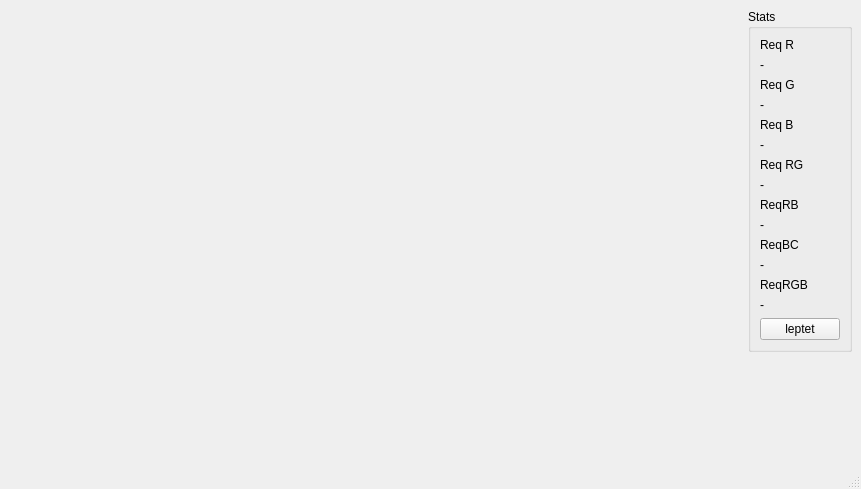
First picture: the form in ProjectMunka/mainwindow.ui, repository Boldeee/Nagybeadando_uj, before the edit.
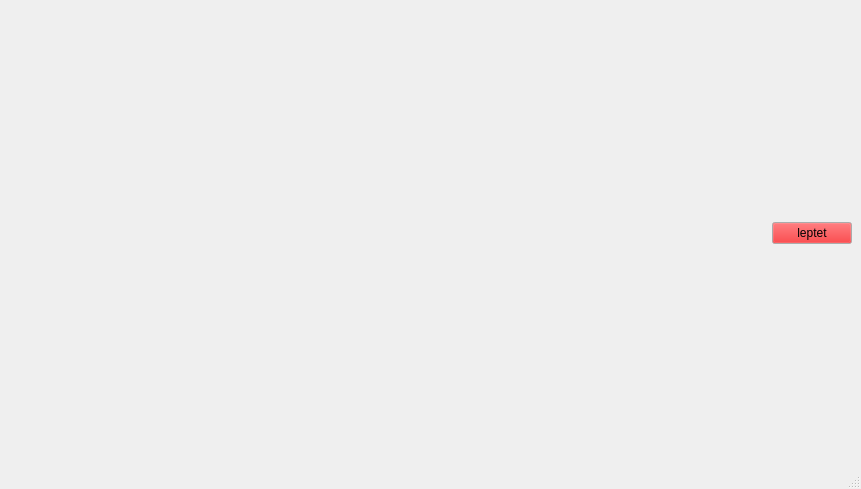
Second picture: the form after the edit.

The edit to the form file:
```diff
--- a/ProjectMunka/mainwindow.ui
+++ b/ProjectMunka/mainwindow.ui
@@ -81,135 +81,52 @@
     <item>
      <layout class="QVBoxLayout" name="verticalLayout_3">
       <item>
-       <widget class="QGroupBox" name="groupBox">
-        <property name="title">
-         <string>Stats</string>
+       <widget class="QPushButton" name="leptetbtn">
+        <property name="palette">
+         <palette>
+          <active>
+           <colorrole role="Button">
+            <brush brushstyle="SolidPattern">
+             <color alpha="255">
+              <red>240</red>
+              <green>0</green>
+              <blue>4</blue>
+             </color>
+            </brush>
+           </colorrole>
+          </active>
+          <inactive>
+           <colorrole role="Button">
+            <brush brushstyle="SolidPattern">
+             <color alpha="255">
+              <red>240</red>
+              <green>0</green>
+              <blue>4</blue>
+             </color>
+            </brush>
+           </colorrole>
+          </inactive>
+          <disabled>
+           <colorrole role="Button">
+            <brush brushstyle="SolidPattern">
+             <color alpha="255">
+              <red>240</red>
+              <green>0</green>
+              <blue>4</blue>
+             </color>
+            </brush>
+           </colorrole>
+          </disabled>
+         </palette>
         </property>
-        <layout class="QVBoxLayout" name="verticalLayout">
-         <item>
-          <widget class="QLabel" name="label_3">
-           <property name="text">
-            <string>Req R</string>
-           </property>
-          </widget>
-         </item>
-         <item>
-          <widget class="QLabel" name="reqR">
-           <property name="text">
-            <string>-</string>
-           </property>
-           <property name="textFormat">
-            <enum>Qt::AutoText</enum>
-           </property>
-          </widget>
-         </item>
-         <item>
-          <widget class="QLabel" name="label_4">
-           <property name="text">
-            <string>Req G</string>
-           </property>
-          </widget>
-         </item>
-         <item>
-          <widget class="QLabel" name="reqG">
-           <property name="text">
-            <string>-</string>
-           </property>
-          </widget>
-         </item>
-         <item>
-          <widget class="QLabel" name="label_5">
-           <property name="text">
-            <string>Req B</string>
-           </property>
-          </widget>
-         </item>
-         <item>
-          <widget class="QLabel" name="reqB">
-           <property name="text">
-            <string>-</string>
-           </property>
-          </widget>
-         </item>
-         <item>
-          <widget class="QLabel" name="label_6">
-           <property name="text">
-            <string>Req RG</string>
-           </property>
-          </widget>
-         </item>
-         <item>
-          <widget class="QLabel" name="reqRG">
-           <property name="text">
-            <string>-</string>
-           </property>
-          </widget>
-         </item>
-         <item>
-          <widget class="QLabel" name="label_8">
-           <property name="text">
-            <string>ReqRB</string>
-           </property>
-          </widget>
-         </item>
-         <item>
-          <widget class="QLabel" name="reqRB">
-           <property name="text">
-            <string>-</string>
-           </property>
-          </widget>
-         </item>
-         <item>
-          <widget class="QLabel" name="label_10">
-           <property name="text">
-            <string>ReqBC</string>
-           </property>
-          </widget>
-         </item>
-         <item>
-          <widget class="QLabel" name="reqBC">
-           <property name="text">
-            <string>-</string>
-           </property>
-          </widget>
-         </item>
-         <item>
-          <widget class="QLabel" name="label_12">
-           <property name="text">
-            <string>ReqRGB</string>
-           </property>
-          </widget>
-         </item>
-         <item>
-          <widget class="QLabel" name="reqRGB">
-           <property name="text">
-            <string>-</string>
-           </property>
-          </widget>
-         </item>
-         <item>
-          <widget class="QPushButton" name="leptetbtn">
-           <property name="text">
-            <string>leptet</string>
-           </property>
-          </widget>
-         </item>
-        </layout>
+        <property name="autoFillBackground">
+         <bool>false</bool>
+        </property>
+        <property name="text">
+         <string>leptet</string>
+        </property>
        </widget>
       </item>
-      <item>
-       <spacer name="verticalSpacer_3">
-        <property name="orientation">
-         <enum>Qt::Vertical</enum>
-        </property>
-        <property name="sizeHint" stdset="0">
-         <size>
-          <width>20</width>
-          <height>40</height>
-         </size>
-        </property>
-       </spacer>
-      </item>
      </layout>
     </item>
    </layout>
```
